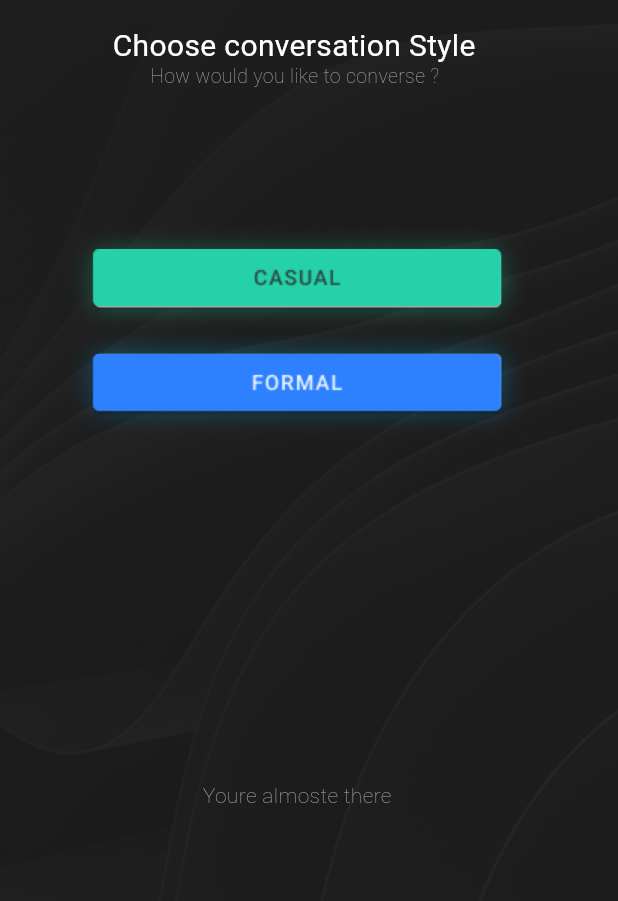
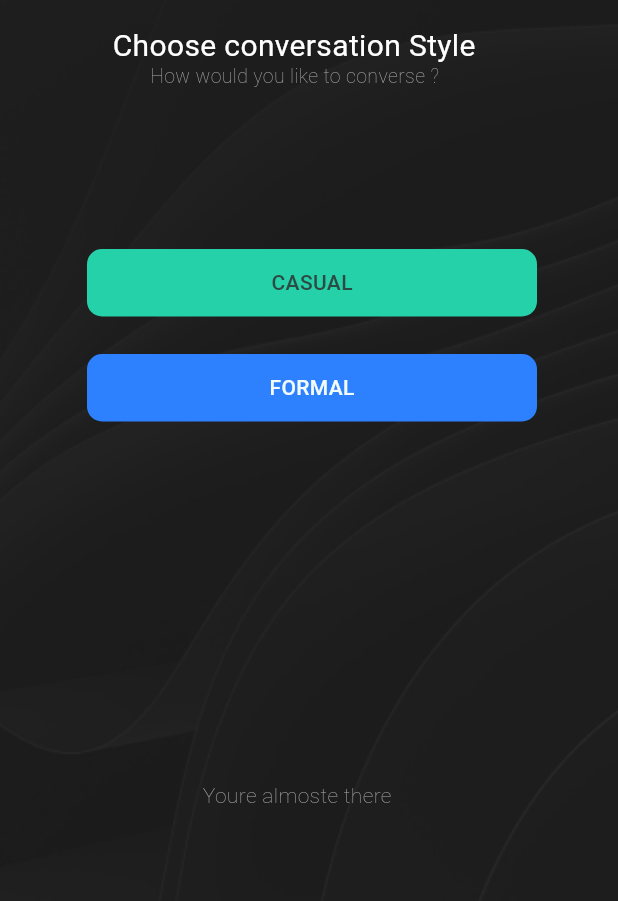
Before and after one commit to Justin-Bolivar/GigglyGizmo, a Flutter app: the Style screen opened directly, on a phone screen of 412 x 824 dp, the part 276-1177 px from its top. Run offline on Flutter 3.47's test engine with Material 3 defaults, Android fonts, the phone set to English and light mode, and no system bars; our stand-ins replace flutter_svg, google_fonts; Roboto replaces fonts that are missing (Chivo).

Commit message:
casual and formal no linger image

```diff
--- a/lib/screens/convo_style.dart
+++ b/lib/screens/convo_style.dart
@@ -93,16 +93,19 @@ class Style extends StatelessWidget {
               Stack(
                 children: [
                   Positioned(
-                    top: 332,
-                    left: 43,
-                    child: Image.asset(
-                      'assets/casual glow.png',
-                      alignment: Alignment.center,
+                    top: 350,
+                    left: 58,
+                    child: Container(
+                      height: 45,
+                      width: 300,
+                      decoration: BoxDecoration(
+                        color: const Color(0xff25D1A8),
+                        borderRadius: BorderRadius.circular(10.0),
+                        border: Border.all(
+                          color: const Color(0xff25D1A8),
+                          width: 3.0,
                         ),
                       ),
-                  Positioned(
-                    top: 350,
-                    left: 60,
                       child: GestureDetector(
                         onTap: () {
                           Navigator.of(context).push(
@@ -110,9 +113,16 @@ class Style extends StatelessWidget {
                                 builder: (context) => const Conversation()),
                           );
                         },
-                      child: Image.asset(
-                        'assets/casualbutton.png',
-                        alignment: Alignment.center,
+                        child: Center(
+                          child: Text(
+                            'CASUAL',
+                            style: GoogleFonts.chivo(
+                              color: const Color(0xff2C4B44),
+                              fontWeight: FontWeight.w500,
+                              fontSize: 14,
+                            ),
+                          ),
+                        ),
                       ),
                     ),
                   ),
@@ -121,16 +131,19 @@ class Style extends StatelessWidget {
               Stack(
                 children: [
                   Positioned(
-                    top: 400,
-                    left: 43,
-                    child: Image.asset(
-                      'assets/formalglow.png',
-                      alignment: Alignment.center,
+                    top: 420,
+                    left: 58,
+                    child: Container(
+                      height: 45,
+                      width: 300,
+                      decoration: BoxDecoration(
+                        color: const Color(0xff2D81FF),
+                        borderRadius: BorderRadius.circular(10.0),
+                        border: Border.all(
+                          color: const Color(0xff2D81FF),
+                          width: 3.0,
                         ),
                       ),
-                  Positioned(
-                    top: 420,
-                    left: 60,
                       child: GestureDetector(
                         onTap: () {
                           Navigator.of(context).push(
@@ -138,9 +151,16 @@ class Style extends StatelessWidget {
                                 builder: (context) => const Conversation()),
                           );
                         },
-                      child: Image.asset(
-                        'assets/formalbutton.png',
-                        alignment: Alignment.center,
+                        child: Center(
+                          child: Text(
+                            'FORMAL',
+                            style: GoogleFonts.chivo(
+                              color: const Color(0xffF2FBF9),
+                              fontWeight: FontWeight.w500,
+                              fontSize: 14,
+                            ),
+                          ),
+                        ),
                       ),
                     ),
                   ),
```
Lines whose indentation alone changed are shown as unchanged.
